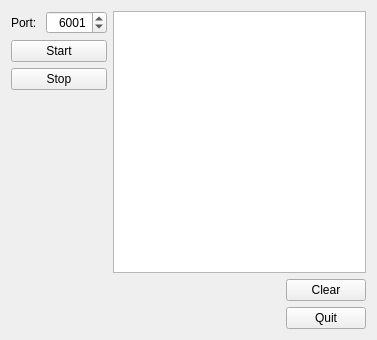
Before: the Qt Designer form mainwindow.ui in CarlosMexP/serverQT, drawn with Qt 5.
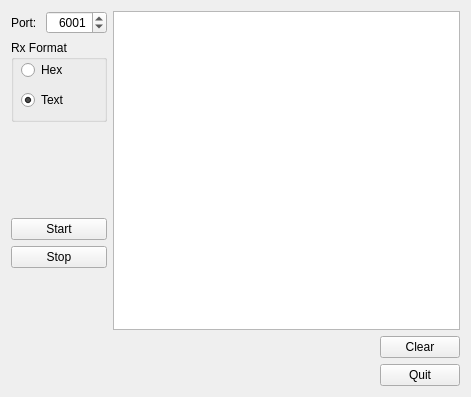
After: the same form once the commit is applied.

```diff
--- a/mainwindow.ui
+++ b/mainwindow.ui
@@ -6,8 +6,8 @@
    <rect>
     <x>0</x>
     <y>0</y>
-    <width>377</width>
-    <height>340</height>
+    <width>471</width>
+    <height>397</height>
    </rect>
   </property>
   <property name="windowTitle">
@@ -43,6 +43,84 @@
           </item>
          </layout>
         </item>
+        <item>
+         <widget class="QGroupBox" name="groupBox">
+          <property name="sizePolicy">
+           <sizepolicy hsizetype="Preferred" vsizetype="Fixed">
+            <horstretch>0</horstretch>
+            <verstretch>0</verstretch>
+           </sizepolicy>
+          </property>
+          <property name="minimumSize">
+           <size>
+            <width>0</width>
+            <height>82</height>
+           </size>
+          </property>
+          <property name="title">
+           <string>Rx Format</string>
+          </property>
+          <property name="checkable">
+           <bool>false</bool>
+          </property>
+          <widget class="QRadioButton" name="radioButtonHex">
+           <property name="geometry">
+            <rect>
+             <x>10</x>
+             <y>20</y>
+             <width>100</width>
+             <height>20</height>
+            </rect>
+           </property>
+           <property name="text">
+            <string>Hex</string>
+           </property>
+           <property name="checked">
+            <bool>false</bool>
+           </property>
+           <attribute name="buttonGroup">
+            <string notr="true">buttonGroup_2</string>
+           </attribute>
+          </widget>
+          <widget class="QRadioButton" name="radioButtonText">
+           <property name="geometry">
+            <rect>
+             <x>10</x>
+             <y>50</y>
+             <width>100</width>
+             <height>20</height>
+            </rect>
+           </property>
+           <property name="text">
+            <string>Text</string>
+           </property>
+           <property name="checked">
+            <bool>true</bool>
+           </property>
+           <attribute name="buttonGroup">
+            <string notr="true">buttonGroup_2</string>
+           </attribute>
+          </widget>
+          <zorder>radioButton_2</zorder>
+          <zorder>radioButton</zorder>
+          <zorder>radioButton_2</zorder>
+          <zorder>radioButtonHex</zorder>
+          <zorder>radioButtonText</zorder>
+         </widget>
+        </item>
+        <item>
+         <spacer name="verticalSpacer_2">
+          <property name="orientation">
+           <enum>Qt::Vertical</enum>
+          </property>
+          <property name="sizeHint" stdset="0">
+           <size>
+            <width>20</width>
+            <height>40</height>
+           </size>
+          </property>
+         </spacer>
+        </item>
         <item>
          <widget class="QPushButton" name="pushButtonStart">
           <property name="text">
```
Left out of the diff: 3 changed lines with no effect on the pictures.
